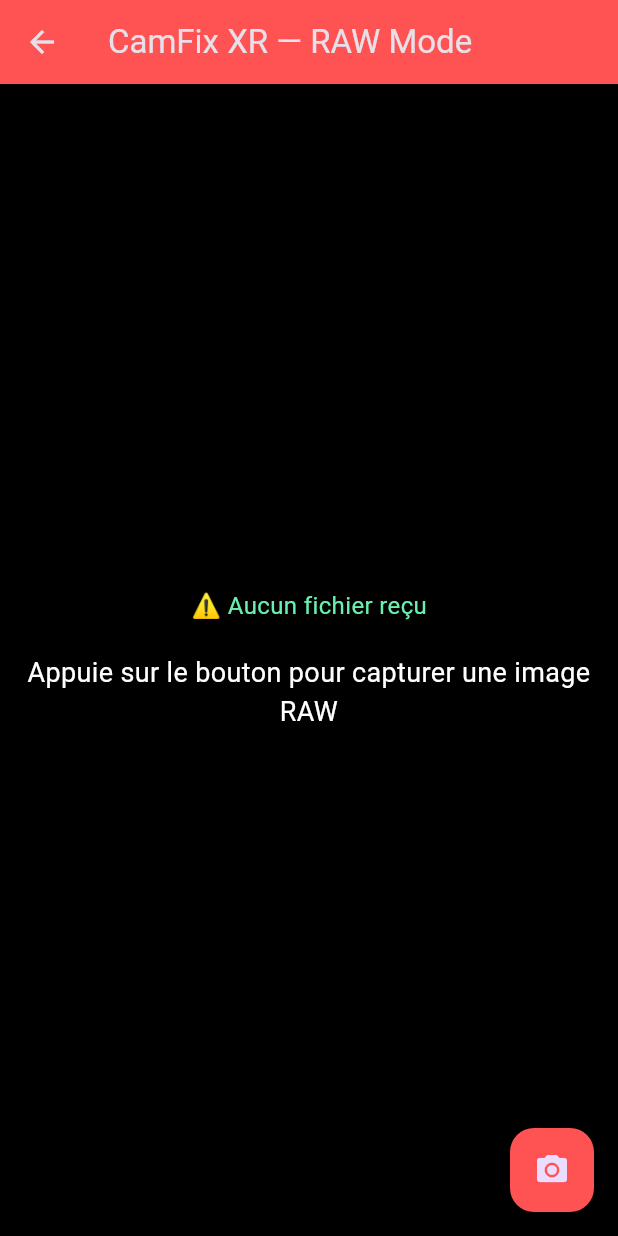
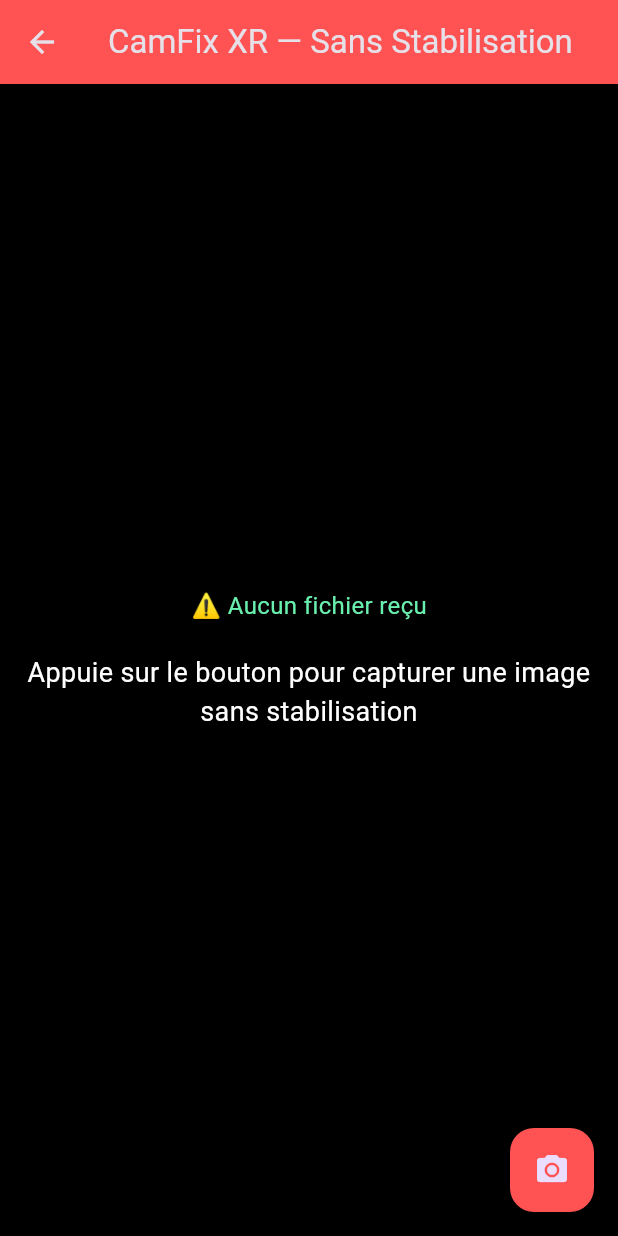
Before and after one commit to her0-00/app_cam_fix, a Flutter app: the CameraScreen screen opened directly, after a tap on the "camera alt" icon, on a phone screen of 412 x 824 dp. Run offline on Flutter 3.47's test engine with Material 3 defaults, Android fonts, the light colour scheme and no system bars; our stand-ins replace plugin_platform_interface; missing offline and left inert: gal.

```diff
--- a/lib/camera_screen.dart
+++ b/lib/camera_screen.dart
@@ -3,6 +3,19 @@
 import 'package:path_provider/path_provider.dart';
 import 'package:gal/gal.dart';
 import 'package:flutter/services.dart';
+
+void main() => runApp(CamFixXRApp());
+
+class CamFixXRApp extends StatelessWidget {
+  @override
+  Widget build(BuildContext context) {
+    return MaterialApp(
+      title: 'CamFix XR',
+      theme: ThemeData.dark(),
+      home: CameraScreen(),
+    );
+  }
+}
 
 class CameraScreen extends StatefulWidget {
   @override
@@ -10,40 +23,40 @@
 }
 
 class _CameraScreenState extends State<CameraScreen> {
-  File? _capturedRawImage;
-  String _cameraStatus = "⏳ Mode RAW en attente...";
+  File? _capturedImage;
+  String _cameraStatus = "⏳ Initialisation...";
 
   @override
   void initState() {
     super.initState();
-    _cameraStatus = "📷 Appuie pour capturer en RAW";
+    _cameraStatus = "📷 Appuie pour capturer sans stabilisation";
   }
 
-  Future<void> _captureRawPhoto() async {
+  Future<void> _captureFrameWithoutOIS() async {
     const platform = MethodChannel('raw_camera_plugin');
     try {
-      final path = await platform.invokeMethod<String>('captureRawPhoto');
+      final path = await platform.invokeMethod<String>('captureFrameWithoutOIS');
       if (path != null) {
-        final rawFile = File(path);
+        final imageFile = File(path);
         final dir = await getApplicationDocumentsDirectory();
-        final savedPath = '${dir.path}/photo_raw_${DateTime.now().millisecondsSinceEpoch}.dng';
-        final savedFile = await rawFile.copy(savedPath);
+        final savedPath = '${dir.path}/frame_${DateTime.now().millisecondsSinceEpoch}.jpg';
+        final savedFile = await imageFile.copy(savedPath);
         await Gal.putImage(savedFile.path); // Enregistre dans la galerie
         setState(() {
-          _capturedRawImage = savedFile;
-          _cameraStatus = "✅ Photo RAW enregistrée";
+          _capturedImage = savedFile;
+          _cameraStatus = "✅ Image enregistrée sans OIS";
         });
         ScaffoldMessenger.of(context).showSnackBar(
-          SnackBar(content: Text('📸 Photo RAW enregistrée dans la galerie')),
+          SnackBar(content: Text('📸 Image enregistrée dans la galerie')),
         );
       } else {
         setState(() => _cameraStatus = "⚠️ Aucun fichier reçu");
       }
     } catch (e) {
-      setState(() => _cameraStatus = "❌ Erreur RAW");
-      print('Erreur RAW : $e');
+      setState(() => _cameraStatus = "❌ Erreur lors de la capture");
+      print('Erreur : $e');
       ScaffoldMessenger.of(context).showSnackBar(
-        SnackBar(content: Text('❌ Erreur lors de la capture RAW')),
+        SnackBar(content: Text('❌ Erreur lors de la capture')),
       );
     }
   }
@@ -52,24 +65,30 @@
   Widget build(BuildContext context) {
     return Scaffold(
       backgroundColor: Colors.black,
-      appBar: AppBar(title: Text('CamFix XR — RAW Mode'), backgroundColor: Colors.redAccent),
+      appBar: AppBar(title: Text('CamFix XR — Sans Stabilisation'), backgroundColor: Colors.redAccent),
       body: Center(
         child: Column(
           mainAxisAlignment: MainAxisAlignment.center,
           children: [
             Text(_cameraStatus, style: TextStyle(color: Colors.greenAccent, fontSize: 16)),
             SizedBox(height: 20),
-            _capturedRawImage != null
-                ? Text('📂 Fichier RAW : ${_capturedRawImage!.path}',
-                    style: TextStyle(color: Colors.white, fontSize: 14), textAlign: TextAlign.center)
-                : Text('Appuie sur le bouton pour capturer une image RAW',
+            _capturedImage != null
+                ? Column(
+                    children: [
+                      Image.file(_capturedImage!, height: 200),
+                      SizedBox(height: 10),
+                      Text('📂 Fichier : ${_capturedImage!.path}',
+                          style: TextStyle(color: Colors.white, fontSize: 14), textAlign: TextAlign.center),
+                    ],
+                  )
+                : Text('Appuie sur le bouton pour capturer une image sans stabilisation',
                     style: TextStyle(color: Colors.white, fontSize: 18), textAlign: TextAlign.center),
           ],
         ),
       ),
       floatingActionButton: FloatingActionButton(
         backgroundColor: Colors.redAccent,
-        onPressed: _captureRawPhoto,
+        onPressed: _captureFrameWithoutOIS,
         child: Icon(Icons.camera_alt),
       ),
     );
--- a/raw_camera_plugin/lib/raw_camera_plugin.dart
+++ b/raw_camera_plugin/lib/raw_camera_plugin.dart
@@ -3,13 +3,11 @@
 class RawCameraPlugin {
   static const MethodChannel _channel = MethodChannel('raw_camera_plugin');
 
-  /// Capture une photo RAW (.dng) via le plugin natif
-  static Future<String?> captureRawPhoto() async {
-    final String? path = await _channel.invokeMethod('captureRawPhoto');
+  static Future<String?> captureFrameWithoutOIS() async {
+    final String? path = await _channel.invokeMethod('captureFrameWithoutOIS');
     return path;
   }
-
-  /// Optionnel : récupérer la version de la plateforme
+    /// Optionnel : récupérer la version de la plateforme
   static Future<String?> getPlatformVersion() async {
     final String? version = await _channel.invokeMethod('getPlatformVersion');
     return version;
```
Also changed, not shown: 1 other file.
